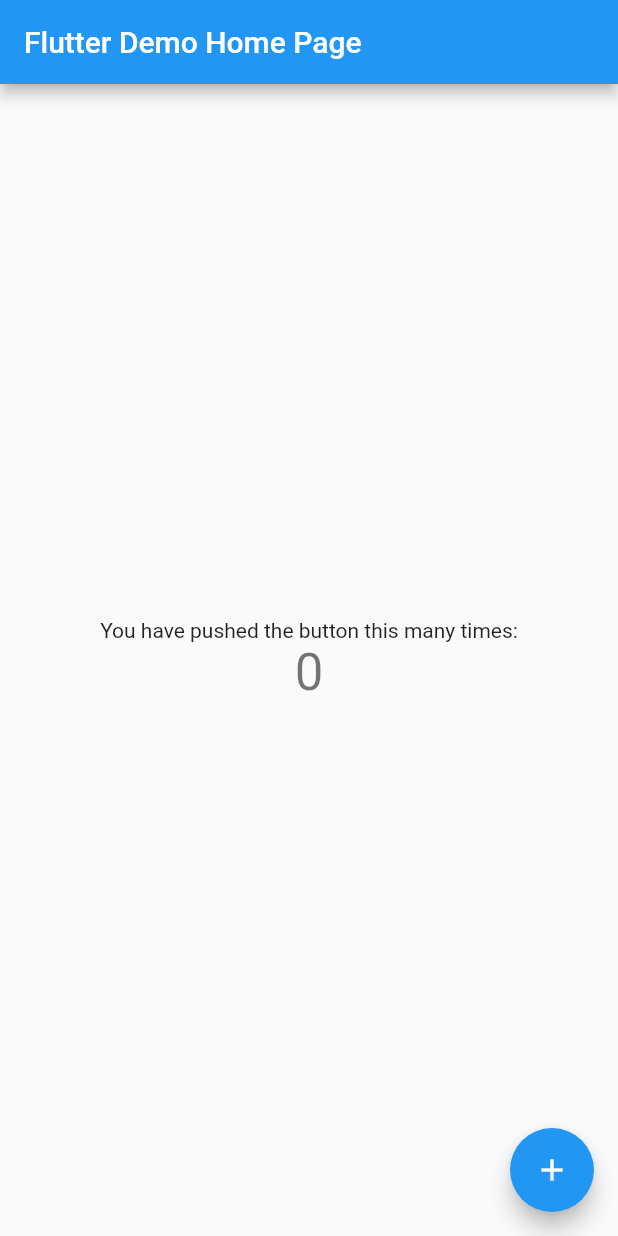
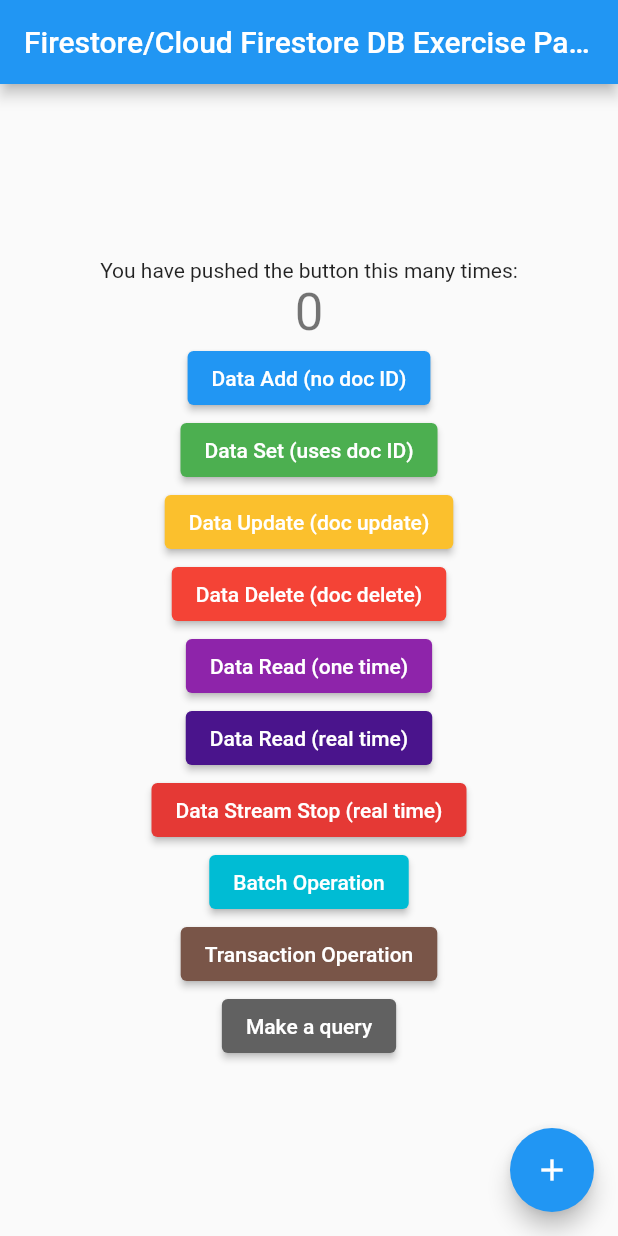
Before and after one commit to YunusEmreAkyildiz/flutter_exercise, a Flutter app: the screen it shows after launch, on a phone screen of 412 x 824 dp. Run offline on Flutter 3.47's test engine with Material 2 defaults, Android fonts, the phone set to English and light mode, and no system bars; our stand-ins replace cloud_firestore, firebase_core; accounts and stored records are empty.

Commit message:
Firebase Cloud Firestore DB Exercise
Firebase Cloud Firestore DB exercise page

```diff
--- a/lib/main.dart
+++ b/lib/main.dart
@@ -1,45 +1,35 @@
+import 'dart:async';
+
+import 'package:cloud_firestore/cloud_firestore.dart';
+import 'package:firebase_core/firebase_core.dart';
 import 'package:flutter/material.dart';
 
-void main() {
+Future<void> main() async {
+  WidgetsFlutterBinding.ensureInitialized();
+  await Firebase.initializeApp();
   runApp(const MyApp());
 }
+
+final FirebaseFirestore _dbInstance = FirebaseFirestore.instance;
+StreamSubscription? usersStreamSubscribe;
 
 class MyApp extends StatelessWidget {
   const MyApp({super.key});
 
-  // This widget is the root of your application.
   @override
   Widget build(BuildContext context) {
     return MaterialApp(
-      title: 'Flutter Demo',
-      theme: ThemeData(
-        // This is the theme of your application.
-        //
-        // Try running your application with "flutter run". You'll see the
-        // application has a blue toolbar. Then, without quitting the app, try
-        // changing the primarySwatch below to Colors.green and then invoke
-        // "hot reload" (press "r" in the console where you ran "flutter run",
-        // or simply save your changes to "hot reload" in a Flutter IDE).
-        // Notice that the counter didn't reset back to zero; the application
-        // is not restarted.
-        primarySwatch: Colors.blue,
-      ),
-      home: const MyHomePage(title: 'Flutter Demo Home Page'),
-    );
+        title: 'Flutter Demo',
+        theme: ThemeData(
+          primarySwatch: Colors.blue,
+        ),
+        home: const MyHomePage(
+            title: 'Firestore/Cloud Firestore DB Exercise Page'));
   }
 }
 
 class MyHomePage extends StatefulWidget {
   const MyHomePage({super.key, required this.title});
-
-  // This widget is the home page of your application. It is stateful, meaning
-  // that it has a State object (defined below) that contains fields that affect
-  // how it looks.
-
-  // This class is the configuration for the state. It holds the values (in this
-  // case the title) provided by the parent (in this case the App widget) and
-  // used by the build method of the State. Fields in a Widget subclass are
-  // always marked "final".
 
   final String title;
 
@@ -52,47 +42,18 @@ class _MyHomePageState extends State<MyHomePage> {
 
   void _incrementCounter() {
     setState(() {
-      // This call to setState tells the Flutter framework that something has
-      // changed in this State, which causes it to rerun the build method below
-      // so that the display can reflect the updated values. If we changed
-      // _counter without calling setState(), then the build method would not be
-      // called again, and so nothing would appear to happen.
       _counter++;
     });
   }
 
   @override
   Widget build(BuildContext context) {
-    // This method is rerun every time setState is called, for instance as done
-    // by the _incrementCounter method above.
-    //
-    // The Flutter framework has been optimized to make rerunning build methods
-    // fast, so that you can just rebuild anything that needs updating rather
-    // than having to individually change instances of widgets.
     return Scaffold(
       appBar: AppBar(
-        // Here we take the value from the MyHomePage object that was created by
-        // the App.build method, and use it to set our appbar title.
         title: Text(widget.title),
       ),
       body: Center(
-        // Center is a layout widget. It takes a single child and positions it
-        // in the middle of the parent.
         child: Column(
-          // Column is also a layout widget. It takes a list of children and
-          // arranges them vertically. By default, it sizes itself to fit its
-          // children horizontally, and tries to be as tall as its parent.
-          //
-          // Invoke "debug painting" (press "p" in the console, choose the
-          // "Toggle Debug Paint" action from the Flutter Inspector in Android
-          // Studio, or the "Toggle Debug Paint" command in Visual Studio Code)
-          // to see the wireframe for each widget.
-          //
-          // Column has various properties to control how it sizes itself and
-          // how it positions its children. Here we use mainAxisAlignment to
-          // center the children vertically; the main axis here is the vertical
-          // axis because Columns are vertical (the cross axis would be
-          // horizontal).
           mainAxisAlignment: MainAxisAlignment.center,
           children: <Widget>[
             const Text(
@@ -102,6 +63,60 @@ class _MyHomePageState extends State<MyHomePage> {
               '$_counter',
               style: Theme.of(context).textTheme.headline4,
             ),
+            ElevatedButton(
+              onPressed: () => dataAdd(),
+              child: const Text('Data Add (no doc ID)'),
+            ),
+            ElevatedButton(
+              onPressed: () => dataSet(),
+              style: ElevatedButton.styleFrom(backgroundColor: Colors.green),
+              child: const Text('Data Set (uses doc ID)'),
+            ),
+            ElevatedButton(
+              onPressed: () => dataUpdate(),
+              style: ElevatedButton.styleFrom(
+                  backgroundColor: Colors.yellow.shade700),
+              child: const Text('Data Update (doc update)'),
+            ),
+            ElevatedButton(
+              onPressed: () => dataDelete(),
+              style: ElevatedButton.styleFrom(backgroundColor: Colors.red),
+              child: const Text('Data Delete (doc delete)'),
+            ),
+            ElevatedButton(
+              onPressed: () => dataReadOneTime(),
+              style: ElevatedButton.styleFrom(
+                  backgroundColor: Colors.purple.shade600),
+              child: const Text('Data Read (one time)'),
+            ),
+            ElevatedButton(
+              onPressed: () => dataReadRealTime(),
+              style: ElevatedButton.styleFrom(
+                  backgroundColor: Colors.purple.shade900),
+              child: const Text('Data Read (real time)'),
+            ),
+            ElevatedButton(
+              onPressed: () => dataStreamStop(),
+              style: ElevatedButton.styleFrom(
+                  backgroundColor: Colors.red.shade600),
+              child: const Text('Data Stream Stop (real time)'),
+            ),
+            ElevatedButton(
+              onPressed: () => batchOp(),
+              style: ElevatedButton.styleFrom(backgroundColor: Colors.cyan),
+              child: const Text('Batch Operation'),
+            ),
+            ElevatedButton(
+              onPressed: () => transactionOp(),
+              style: ElevatedButton.styleFrom(backgroundColor: Colors.brown),
+              child: const Text('Transaction Operation'),
+            ),
+            ElevatedButton(
+              onPressed: () => makeQuery(),
+              style: ElevatedButton.styleFrom(
+                  backgroundColor: Colors.grey.shade700),
+              child: const Text('Make a query'),
+            ),
           ],
         ),
       ),
@@ -109,7 +124,199 @@ class _MyHomePageState extends State<MyHomePage> {
         onPressed: _incrementCounter,
         tooltip: 'Increment',
         child: const Icon(Icons.add),
-      ), // This trailing comma makes auto-formatting nicer for build methods.
+      ),
     );
   }
+
+// dataAdd function that increments the counter
+//   void dataAdd() async {
+//     Map<String, dynamic> userMap = {
+//       'name': 'Yunus Emre',
+//       'age': 24,
+//       'isStudent': true,
+//       'adress': {'city': 'Istanbul', 'province': 'Maltepe'},
+//       'colors': FieldValue.arrayUnion(['Blue', 'Green']),
+//       'createdAt': FieldValue.serverTimestamp()
+//     };
+//     await _dbInstance.collection('users').add(userMap);
+//     _incrementCounter();
+//   }
 }
+
+void dataAdd() async {
+  debugPrint('dataAdd CALLED!');
+
+  Map<String, dynamic> userMap = {
+    'name': 'Yunus',
+    'age': 24,
+    'isStudent': true,
+    'adress': {'city': 'Istanbul', 'province': 'Maltepe'},
+    'colors': FieldValue.arrayUnion(['Blue', 'Green']),
+    'createdAt': FieldValue.serverTimestamp()
+  };
+  await _dbInstance.collection('users').add(userMap);
+
+  debugPrint('dataAdd FINISHED!');
+}
+
+void dataSet() async {
+  debugPrint('dataSet CALLED!');
+
+  var newDocID = _dbInstance.collection('users').doc().id;
+
+  await _dbInstance
+      .doc('users/$newDocID')
+      .set({'name': 'Emre', 'userID': newDocID});
+
+  await _dbInstance.doc('users/zhxVqhH761V5lajYLWIl').set({
+    'university': 'Istanbul University - Cerrahpasa',
+    'readCounter': FieldValue.increment(1)
+  }, SetOptions(merge: true));
+
+  debugPrint('dataSet FINISHED!');
+}
+
+//Update'in set+merge'ten farkı: set için doc id'nin olması gerekmez, olmazsa oluşturur; update için id gerekir, öyle id yoksa hata fırlatır.
+//Eğer Update'te verdiğimiz field document'ta yoksa o field'ı oluşturur ve verisini ekler
+void dataUpdate() async {
+  debugPrint('dataUpdate CALLED!');
+
+  await _dbInstance
+      .doc('users/zhxVqhH761V5lajYLWIl')
+      .update({'age': 26, 'adress.province': 'Avcilar'});
+
+  debugPrint('dataUpdate FINISHED!');
+}
+
+void dataDelete() async {
+  debugPrint('dataDelete CALLED!');
+
+  //document'tı tamamen silmek için
+  await _dbInstance.doc('users/ePcP8R6NbmgXBBSDXrrd').delete();
+  //bir document'taki belli bir field'ı silmek için
+  await _dbInstance
+      .doc('users/6ZJfWYf7Bgn9HUAOSk4M')
+      .update({'adress': FieldValue.delete()});
+
+  debugPrint('dataDelete FINISHED!');
+}
+
+void dataReadOneTime() async {
+  debugPrint('dataReadOneTime CALLED!');
+
+  var readCollection = await _dbInstance.collection('users').get();
+  debugPrint(readCollection.docs.length.toString());
+  for (var item in readCollection.docs) {
+    debugPrint('Document ID: ${item.id}');
+    Map docData = item.data();
+    debugPrint(docData['university']);
+  }
+
+  var readDocument = await _dbInstance.doc('users/zhxVqhH761V5lajYLWIl').get();
+  debugPrint(readDocument.data()!['adress']['province'].toString());
+
+  debugPrint('dataReadOneTime FINISHED!');
+}
+
+void dataReadRealTime() {
+  debugPrint('dataReadRealTime CALLED!');
+
+  //Document'ta 1 field bile değişse doc komple gelir.
+  var usersStreamCollection = _dbInstance.collection('users').snapshots();
+  usersStreamSubscribe = usersStreamCollection.listen((event) {
+    //docChanges yerine .docs çağrılırsa, 1 doc'ta 1 field değişse bile collection'daki tüm doc'lar gelir.
+    event.docChanges.forEach((element) {
+      debugPrint(element.doc.data().toString());
+    });
+  });
+
+  //Sadece tek belirli bir doc dinlemek için
+  // var usersStreamDoc =
+  //     _dbInstance.doc('users/zhxVqhH761V5lajYLWIl').snapshots();
+  // usersStreamSubscribe = usersStreamDoc.listen((event) {
+  //   debugPrint(event.data().toString());
+  // });
+
+  debugPrint('dataReadRealTime FINISHED!');
+}
+
+void dataStreamStop() async {
+  debugPrint('dataStreamStop CALLED!');
+
+  await usersStreamSubscribe!.cancel();
+
+  debugPrint('dataStreamStop FINISHED!');
+}
+
+void batchOp() async {
+  debugPrint('batchOp CALLED!');
+
+  WriteBatch batch = _dbInstance.batch();
+  CollectionReference counterCollectionRef = _dbInstance.collection('counter');
+
+  //Adding new docs to 'counter' collection.
+  for (int i = 0; i < 100; i++) {
+    var newDoc = counterCollectionRef.doc();
+    batch.set(newDoc, {'Counter': ++i, 'ID': newDoc.id});
+  }
+
+  //To add a field in every doc in a collection
+  // var allDocs = await counterCollectionRef.get();
+  // allDocs.docs.forEach((element) {
+  //   batch.update(
+  //       element.reference, {'Created at': FieldValue.serverTimestamp()});
+  // });
+
+  //To delete every doc in a collection (also the collection gets deleted in the end)
+  // var allDocs = await counterCollectionRef.get();
+  // allDocs.docs.forEach((element) {
+  //   batch.delete(element.reference);
+  // });
+
+  await batch.commit();
+
+  debugPrint('batchOp FINISHED!');
+}
+
+void transactionOp() {
+  debugPrint('transactionOp CALLED!');
+
+  _dbInstance.runTransaction((transaction) async {
+    DocumentReference<Map<String, dynamic>> docEmreRef =
+        _dbInstance.doc('users/mrktDCH2XTne4t0yZXKF');
+    DocumentReference<Map<String, dynamic>> docYunusRef =
+        _dbInstance.doc('users/zhxVqhH761V5lajYLWIl');
+
+    var docEmreSnapshot = await transaction.get(docEmreRef);
+    var emreMoneyBalance = docEmreSnapshot.data()!['moneyBalance'];
+    if (emreMoneyBalance >= 100) {
+      var newEmreMoneyBalance = emreMoneyBalance - 100;
+      transaction.update(docEmreRef, {'moneyBalance': newEmreMoneyBalance});
+      transaction
+          .update(docYunusRef, {'moneyBalance': FieldValue.increment(100)});
+    }
+  });
+
+  debugPrint('transactionOp FINISHED!');
+}
+
+void makeQuery() async {
+  debugPrint('makeQuery CALLED!');
+
+  var collectionRef = _dbInstance.collection('users');
+  var collectionRefLimited = _dbInstance.collection('users').limit(1);
+  var ageLimitDocs =
+      await collectionRefLimited.where('age', isEqualTo: 25).get();
+  var orderByAge = await collectionRef.orderBy('age', descending: true).get();
+
+  for (var doc in ageLimitDocs.docs) {
+    debugPrint(doc.data().toString());
+  }
+  debugPrint('--------------------------------------');
+
+  for (var doc in orderByAge.docs) {
+    debugPrint(doc.data().toString());
+  }
+
+  debugPrint('makeQuery FINISHED!');
+}
--- a/pubspec.yaml
+++ b/pubspec.yaml
@@ -36,6 +36,8 @@ dependencies:
   # The following adds the Cupertino Icons font to your application.
   # Use with the CupertinoIcons class for iOS style icons.
   cupertino_icons: ^1.0.2
+  firebase_core: ^2.7.0
+  cloud_firestore: ^4.4.3
 
 dev_dependencies:
   flutter_test:
```
Also changed, not shown: pubspec.lock, 4 other files.
